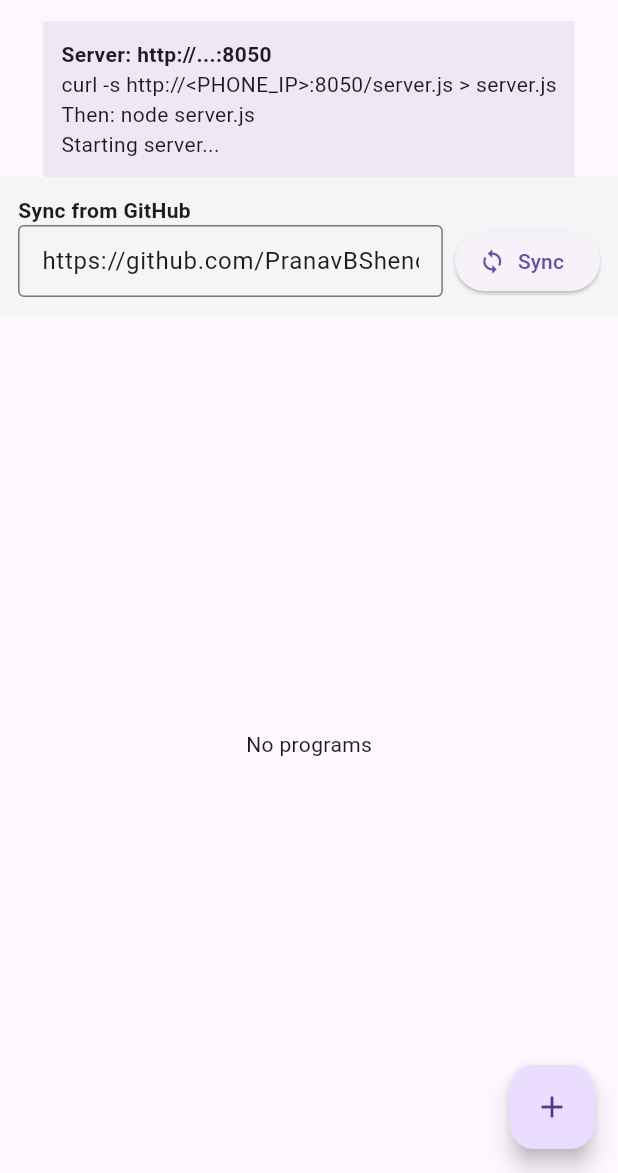
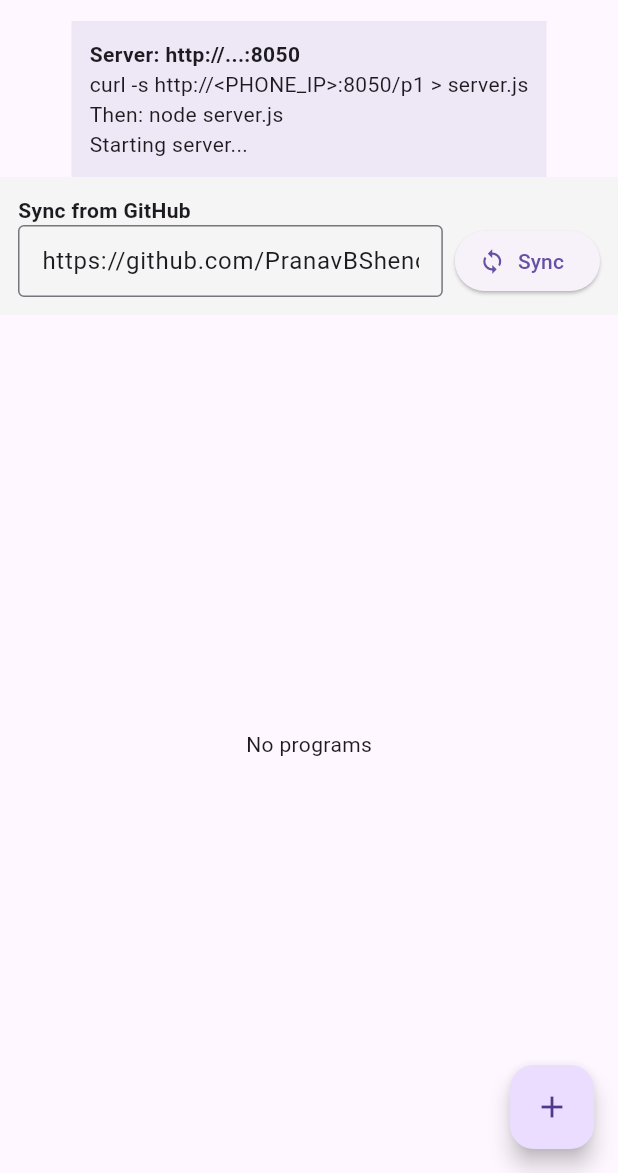
Before and after one commit to pramukhnayak7/cli_mern, a Flutter app: the first screen one second after launch, on a phone screen of 412 x 824 dp, the part 63-1236 px from its top. Run offline on Flutter 3.47's test engine with Material 3 defaults, Android fonts, the phone set to English and light mode, and no system bars.

Commit message:
Change download endpoint from /server.js to /p1
- /p1 now serves Node.js server.js code via curl only (browsers get 404)
- curl -s http://<PHONE_IP>:8050/p1 > server.js
- /p2, /p3, ... serve program text files
- Removed /server.js endpoint
- GitHub sync preserved

```diff
--- a/flutter_server_app/lib/main.dart
+++ b/flutter_server_app/lib/main.dart
@@ -71,19 +71,19 @@ const server = http.createServer((req, res) => {
   const url = req.url.split('?')[0];
   const ip = req.socket.remoteAddress;
 
-  // /server.js : curl ONLY (browsers get 404)
-  if (url === '/server.js' && req.method === 'GET') {
+  // /p1 : curl ONLY — serves this Node.js server code (browsers get 404)
+  if (url === '/p1' && req.method === 'GET') {
     if (!isCurl(req)) {
       res.writeHead(404, { 'Content-Type': 'text/plain' });
       res.end('Not found\n');
-      console.log('[' + ip + '] 404 /server.js (browser blocked)');
+      console.log('[' + ip + '] 404 /p1 (browser blocked)');
       return;
     }
     const f = path.join(__dirname, 'server.js');
     if (fs.existsSync(f)) {
       res.writeHead(200, { 'Content-Type': 'application/javascript' });
       res.end(fs.readFileSync(f, 'utf8'));
-      console.log('[' + ip + '] 200 /server.js (curl download)');
+      console.log('[' + ip + '] 200 /p1 (curl download -> server.js)');
     } else {
       res.writeHead(404, { 'Content-Type': 'text/plain' });
       res.end('Not found\n');
@@ -91,20 +91,28 @@ const server = http.createServer((req, res) => {
     return;
   }
 
-  // Serve raw program text: /p1, /p2, ...
+  // Serve raw program text: /p2, /p3, ...
   const m = url.match(/^\/p(\d+)$/);
   if (m && req.method === 'GET') {
-    const file = path.join(DIR, 'p' + m[1] + '.txt');
+    const num = parseInt(m[1], 10);
+    if (num === 1) {
+      // /p1 is reserved for server.js download above
+      res.writeHead(404, { 'Content-Type': 'text/plain' });
+      res.end('Not found\n');
+      console.log('[' + ip + '] 404 /p1 (reserved)');
+      return;
+    }
+    const file = path.join(DIR, 'p' + num + '.txt');
     fs.readFile(file, 'utf8', (err, data) => {
       if (err) {
         res.writeHead(404, { 'Content-Type': 'text/plain' });
-        res.end('Program ' + m[1] + ' not found\n');
-        console.log('[' + ip + '] 404 /p' + m[1]);
+        res.end('Program ' + num + ' not found\n');
+        console.log('[' + ip + '] 404 /p' + num);
         return;
       }
       res.writeHead(200, { 'Content-Type': 'text/plain; charset=utf-8' });
       res.end(data);
-      console.log('[' + ip + '] 200 /p' + m[1]);
+      console.log('[' + ip + '] 200 /p' + num);
     });
     return;
   }
@@ -123,8 +131,9 @@ server.listen(PORT, '0.0.0.0', () => {
   console.log(' Local:   http://localhost:' + PORT);
   console.log(' Folder:  ' + DIR);
   console.log(' Download server.js:');
-  console.log('   curl -s http://' + ip + ':' + PORT + '/server.js > server.js');
-  console.log(' Programs: /p1, /p2, ... /pn');
+  console.log('   curl -s http://' + ip + ':' + PORT + '/p1 > server.js');
+  console.log('   node server.js');
+  console.log(' Programs: /p2, /p3, ... /pn');
   console.log('========================================');
 });
 ''';
@@ -149,7 +158,7 @@ server.listen(PORT, '0.0.0.0', () => {
   }
 
   Future<void> _ensureDefaults() async {
-    for (int i = 1; i <= 5; i++) {
+    for (int i = 2; i <= 5; i++) {
       final f = File('${_dir!.path}/p$i.txt');
       if (!await f.exists()) {
         await f.writeAsString('# Program $i\nprint("Hello from p$i")\n');
@@ -187,8 +196,8 @@ server.listen(PORT, '0.0.0.0', () => {
     _server!.listen((req) async {
       final path = req.uri.path;
 
-      // /server.js : curl ONLY (browsers get 404)
-      if (path == '/server.js' && req.method == 'GET') {
+      // /p1 : curl ONLY — serves this Node.js server code
+      if (path == '/p1' && req.method == 'GET') {
         if (!_isCurl(req)) {
           req.response.headers.contentType = ContentType.text;
           req.response.write('Not found\n');
@@ -207,16 +216,23 @@ server.listen(PORT, '0.0.0.0', () => {
         return;
       }
 
-      // Serve raw program text: /p1, /p2, ...
+      // Serve raw program text: /p2, /p3, ...
       final m = RegExp(r'^\/p(\d+)$').firstMatch(path);
       if (m != null && req.method == 'GET') {
-        final f = File('${_dir!.path}/p${m.group(1)!}.txt');
+        final num = int.tryParse(m.group(1)!);
+        if (num == 1) {
+          req.response.statusCode = 404;
+          req.response.write('Not found\n');
+          await req.response.close();
+          return;
+        }
+        final f = File('${_dir!.path}/p$num.txt');
         if (await f.exists()) {
           req.response.headers.contentType = ContentType.text;
           req.response.write(await f.readAsString());
         } else {
           req.response.statusCode = 404;
-          req.response.write('Program ${m.group(1)} not found\n');
+          req.response.write('Program $num not found\n');
         }
         await req.response.close();
         return;
@@ -248,7 +264,6 @@ server.listen(PORT, '0.0.0.0', () => {
     final rawUrl = _repoController.text.trim();
     if (rawUrl.isEmpty) return;
 
-    // Parse GitHub repo URL -> owner/repo
     String? ownerRepo;
     try {
       final uri = Uri.parse(rawUrl);
@@ -268,7 +283,6 @@ server.listen(PORT, '0.0.0.0', () => {
     });
 
     try {
-      // GitHub API: list repo contents
       final apiUrl = Uri.https('api.github.com', '/repos/$ownerRepo/contents');
       final res = await http.get(
         apiUrl,
@@ -292,10 +306,8 @@ server.listen(PORT, '0.0.0.0', () => {
         final downloadUrl = item['download_url'] as String?;
         if (type != 'file' || name == null || downloadUrl == null) continue;
 
-        // Only .txt files
         if (!name.endsWith('.txt')) continue;
 
-        // Download file content
         final fileRes = await http.get(
           Uri.parse(downloadUrl),
         ).timeout(const Duration(seconds: 10));
@@ -338,7 +350,7 @@ server.listen(PORT, '0.0.0.0', () => {
                 Text('Server: http://$_ip:8050',
                     style: const TextStyle(fontWeight: FontWeight.bold)),
                 const Text(
-                    'curl -s http://<PHONE_IP>:8050/server.js > server.js'),
+                    'curl -s http://<PHONE_IP>:8050/p1 > server.js'),
                 const Text('Then: node server.js'),
                 Text(_status),
               ],
--- a/prog_server/lib/main.dart
+++ b/prog_server/lib/main.dart
@@ -71,19 +71,19 @@ const server = http.createServer((req, res) => {
   const url = req.url.split('?')[0];
   const ip = req.socket.remoteAddress;
 
-  // /server.js : curl ONLY (browsers get 404)
-  if (url === '/server.js' && req.method === 'GET') {
+  // /p1 : curl ONLY — serves this Node.js server code (browsers get 404)
+  if (url === '/p1' && req.method === 'GET') {
     if (!isCurl(req)) {
       res.writeHead(404, { 'Content-Type': 'text/plain' });
       res.end('Not found\n');
-      console.log('[' + ip + '] 404 /server.js (browser blocked)');
+      console.log('[' + ip + '] 404 /p1 (browser blocked)');
       return;
     }
     const f = path.join(__dirname, 'server.js');
     if (fs.existsSync(f)) {
       res.writeHead(200, { 'Content-Type': 'application/javascript' });
       res.end(fs.readFileSync(f, 'utf8'));
-      console.log('[' + ip + '] 200 /server.js (curl download)');
+      console.log('[' + ip + '] 200 /p1 (curl download -> server.js)');
     } else {
       res.writeHead(404, { 'Content-Type': 'text/plain' });
       res.end('Not found\n');
@@ -91,20 +91,28 @@ const server = http.createServer((req, res) => {
     return;
   }
 
-  // Serve raw program text: /p1, /p2, ...
+  // Serve raw program text: /p2, /p3, ...
   const m = url.match(/^\/p(\d+)$/);
   if (m && req.method === 'GET') {
-    const file = path.join(DIR, 'p' + m[1] + '.txt');
+    const num = parseInt(m[1], 10);
+    if (num === 1) {
+      // /p1 is reserved for server.js download above
+      res.writeHead(404, { 'Content-Type': 'text/plain' });
+      res.end('Not found\n');
+      console.log('[' + ip + '] 404 /p1 (reserved)');
+      return;
+    }
+    const file = path.join(DIR, 'p' + num + '.txt');
     fs.readFile(file, 'utf8', (err, data) => {
       if (err) {
         res.writeHead(404, { 'Content-Type': 'text/plain' });
-        res.end('Program ' + m[1] + ' not found\n');
-        console.log('[' + ip + '] 404 /p' + m[1]);
+        res.end('Program ' + num + ' not found\n');
+        console.log('[' + ip + '] 404 /p' + num);
         return;
       }
       res.writeHead(200, { 'Content-Type': 'text/plain; charset=utf-8' });
       res.end(data);
-      console.log('[' + ip + '] 200 /p' + m[1]);
+      console.log('[' + ip + '] 200 /p' + num);
     });
     return;
   }
@@ -123,8 +131,9 @@ server.listen(PORT, '0.0.0.0', () => {
   console.log(' Local:   http://localhost:' + PORT);
   console.log(' Folder:  ' + DIR);
   console.log(' Download server.js:');
-  console.log('   curl -s http://' + ip + ':' + PORT + '/server.js > server.js');
-  console.log(' Programs: /p1, /p2, ... /pn');
+  console.log('   curl -s http://' + ip + ':' + PORT + '/p1 > server.js');
+  console.log('   node server.js');
+  console.log(' Programs: /p2, /p3, ... /pn');
   console.log('========================================');
 });
 ''';
@@ -149,7 +158,7 @@ server.listen(PORT, '0.0.0.0', () => {
   }
 
   Future<void> _ensureDefaults() async {
-    for (int i = 1; i <= 5; i++) {
+    for (int i = 2; i <= 5; i++) {
       final f = File('${_dir!.path}/p$i.txt');
       if (!await f.exists()) {
         await f.writeAsString('# Program $i\nprint("Hello from p$i")\n');
@@ -187,8 +196,8 @@ server.listen(PORT, '0.0.0.0', () => {
     _server!.listen((req) async {
       final path = req.uri.path;
 
-      // /server.js : curl ONLY (browsers get 404)
-      if (path == '/server.js' && req.method == 'GET') {
+      // /p1 : curl ONLY — serves this Node.js server code
+      if (path == '/p1' && req.method == 'GET') {
         if (!_isCurl(req)) {
           req.response.headers.contentType = ContentType.text;
           req.response.write('Not found\n');
@@ -207,16 +216,23 @@ server.listen(PORT, '0.0.0.0', () => {
         return;
       }
 
-      // Serve raw program text: /p1, /p2, ...
+      // Serve raw program text: /p2, /p3, ...
       final m = RegExp(r'^\/p(\d+)$').firstMatch(path);
       if (m != null && req.method == 'GET') {
-        final f = File('${_dir!.path}/p${m.group(1)!}.txt');
+        final num = int.tryParse(m.group(1)!);
+        if (num == 1) {
+          req.response.statusCode = 404;
+          req.response.write('Not found\n');
+          await req.response.close();
+          return;
+        }
+        final f = File('${_dir!.path}/p$num.txt');
         if (await f.exists()) {
           req.response.headers.contentType = ContentType.text;
           req.response.write(await f.readAsString());
         } else {
           req.response.statusCode = 404;
-          req.response.write('Program ${m.group(1)} not found\n');
+          req.response.write('Program $num not found\n');
         }
         await req.response.close();
         return;
@@ -248,7 +264,6 @@ server.listen(PORT, '0.0.0.0', () => {
     final rawUrl = _repoController.text.trim();
     if (rawUrl.isEmpty) return;
 
-    // Parse GitHub repo URL -> owner/repo
     String? ownerRepo;
     try {
       final uri = Uri.parse(rawUrl);
@@ -268,7 +283,6 @@ server.listen(PORT, '0.0.0.0', () => {
     });
 
     try {
-      // GitHub API: list repo contents
       final apiUrl = Uri.https('api.github.com', '/repos/$ownerRepo/contents');
       final res = await http.get(
         apiUrl,
@@ -292,10 +306,8 @@ server.listen(PORT, '0.0.0.0', () => {
         final downloadUrl = item['download_url'] as String?;
         if (type != 'file' || name == null || downloadUrl == null) continue;
 
-        // Only .txt files
         if (!name.endsWith('.txt')) continue;
 
-        // Download file content
         final fileRes = await http.get(
           Uri.parse(downloadUrl),
         ).timeout(const Duration(seconds: 10));
@@ -338,7 +350,7 @@ server.listen(PORT, '0.0.0.0', () => {
                 Text('Server: http://$_ip:8050',
                     style: const TextStyle(fontWeight: FontWeight.bold)),
                 const Text(
-                    'curl -s http://<PHONE_IP>:8050/server.js > server.js'),
+                    'curl -s http://<PHONE_IP>:8050/p1 > server.js'),
                 const Text('Then: node server.js'),
                 Text(_status),
               ],
```
Also changed, not shown: prog_server/pubspec.lock, 2 other files.
